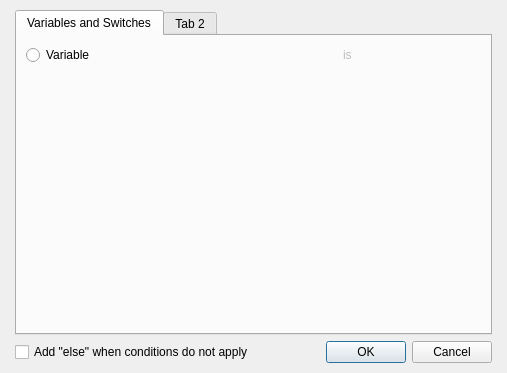
Qt form Engine/Dialogs/Commands/dialogcommandconditions.ui (RPG-Paper-Maker/RPG-Paper-Maker) before a commit.
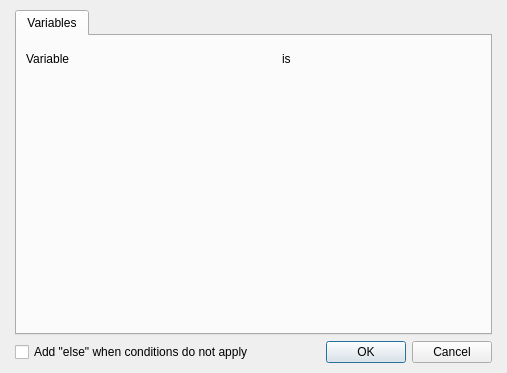
The same form after that commit. Custom widgets are drawn as their Qt base class.

What changed in the file:
```diff
--- a/Engine/Dialogs/Commands/dialogcommandconditions.ui
+++ b/Engine/Dialogs/Commands/dialogcommandconditions.ui
@@ -32,69 +32,31 @@
       <widget class="QTabWidget" name="tabWidget">
        <widget class="QWidget" name="tab">
         <attribute name="title">
-         <string>Variables and Switches</string>
+         <string>Variables</string>
         </attribute>
-        <layout class="QGridLayout" name="gridLayout_3">
-         <item row="0" column="0">
           <layout class="QGridLayout" name="gridLayout_2">
-           <item row="1" column="1">
-            <widget class="WidgetComboBoxOperation" name="widgetVariableOperation" native="true">
-             <property name="enabled">
-              <bool>false</bool>
-             </property>
-            </widget>
-           </item>
-           <item row="1" column="2">
-            <spacer name="horizontalSpacer_6">
-             <property name="orientation">
-              <enum>Qt::Horizontal</enum>
-             </property>
-             <property name="sizeHint" stdset="0">
-              <size>
-               <width>40</width>
-               <height>20</height>
-              </size>
-             </property>
-            </spacer>
-           </item>
            <item row="0" column="0">
-            <widget class="QRadioButton" name="radioButtonVariable">
+          <layout class="QVBoxLayout" name="verticalLayout_3">
+           <item>
+            <layout class="QVBoxLayout" name="verticalLayout_2">
+             <item>
+              <layout class="QHBoxLayout" name="horizontalLayout_2">
+               <item>
+                <widget class="QLabel" name="label">
              <property name="text">
               <string>Variable</string>
              </property>
             </widget>
            </item>
-           <item row="2" column="1">
-            <widget class="PanelPrimitiveValue" name="widgetVariableVariableConstant" native="true">
-             <property name="enabled">
-              <bool>false</bool>
-             </property>
-            </widget>
-           </item>
-           <item row="0" column="2">
-            <spacer name="horizontalSpacer_5">
-             <property name="orientation">
-              <enum>Qt::Horizontal</enum>
-             </property>
-             <property name="sizeHint" stdset="0">
-              <size>
-               <width>40</width>
-               <height>20</height>
-              </size>
-             </property>
-            </spacer>
-           </item>
-           <item row="0" column="1">
-            <layout class="QHBoxLayout" name="horizontalLayout_4">
              <item>
               <widget class="WidgetVariable" name="widgetVariableVariable" native="true">
                <property name="enabled">
-                <bool>false</bool>
+                  <bool>true</bool>
                </property>
                <property name="minimumSize">
                 <size>
-                 <width>175</width>
-                 <height>0</height>
+                   <width>200</width>
+                   <height>27</height>
                 </size>
                </property>
                <property name="maximumSize">
@@ -108,75 +70,89 @@
              <item>
               <widget class="QLabel" name="labelVariable">
                <property name="enabled">
-                <bool>false</bool>
+                  <bool>true</bool>
                </property>
                <property name="text">
                 <string>is</string>
                </property>
               </widget>
              </item>
-            </layout>
-           </item>
-           <item row="2" column="0">
+               <item>
             <spacer name="horizontalSpacer_2">
              <property name="orientation">
               <enum>Qt::Horizontal</enum>
              </property>
              <property name="sizeHint" stdset="0">
               <size>
-               <width>68</width>
-               <height>20</height>
+                   <width>148</width>
+                   <height>18</height>
               </size>
              </property>
             </spacer>
            </item>
-           <item row="1" column="0">
+              </layout>
+             </item>
+             <item>
+              <layout class="QHBoxLayout" name="horizontalLayout_3">
+               <item>
+                <widget class="WidgetComboBoxOperation" name="widgetVariableOperation" native="true">
+                 <property name="enabled">
+                  <bool>true</bool>
+                 </property>
+                 <property name="minimumSize">
+                  <size>
+                   <width>200</width>
+                   <height>0</height>
+                  </size>
+                 </property>
+                </widget>
+               </item>
+               <item>
+                <widget class="PanelPrimitiveValue" name="widgetVariableVariableConstant" native="true">
+                 <property name="enabled">
+                  <bool>true</bool>
+                 </property>
+                 <property name="minimumSize">
+                  <size>
+                   <width>200</width>
+                   <height>27</height>
+                  </size>
+                 </property>
+                </widget>
+               </item>
+               <item>
             <spacer name="horizontalSpacer">
              <property name="orientation">
               <enum>Qt::Horizontal</enum>
              </property>
              <property name="sizeHint" stdset="0">
               <size>
-               <width>68</width>
-               <height>20</height>
+                   <width>24</width>
+                   <height>18</height>
               </size>
              </property>
             </spacer>
            </item>
-           <item row="2" column="2">
-            <spacer name="horizontalSpacer_7">
-             <property name="orientation">
-              <enum>Qt::Horizontal</enum>
-             </property>
-             <property name="sizeHint" stdset="0">
-              <size>
-               <width>40</width>
-               <height>20</height>
-              </size>
-             </property>
-            </spacer>
+              </layout>
            </item>
           </layout>
          </item>
-         <item row="1" column="0">
+           <item>
           <spacer name="verticalSpacer">
            <property name="orientation">
             <enum>Qt::Vertical</enum>
            </property>
            <property name="sizeHint" stdset="0">
             <size>
-             <width>20</width>
-             <height>40</height>
+               <width>418</width>
+               <height>198</height>
             </size>
            </property>
           </spacer>
          </item>
         </layout>
-       </widget>
-       <widget class="QWidget" name="tab_2">
-        <attribute name="title">
-         <string>Tab 2</string>
-        </attribute>
+         </item>
+        </layout>
        </widget>
       </widget>
      </item>
```
Left out of the diff: 3 changed lines with no effect on the pictures. Lines whose indentation alone changed are shown as unchanged.
